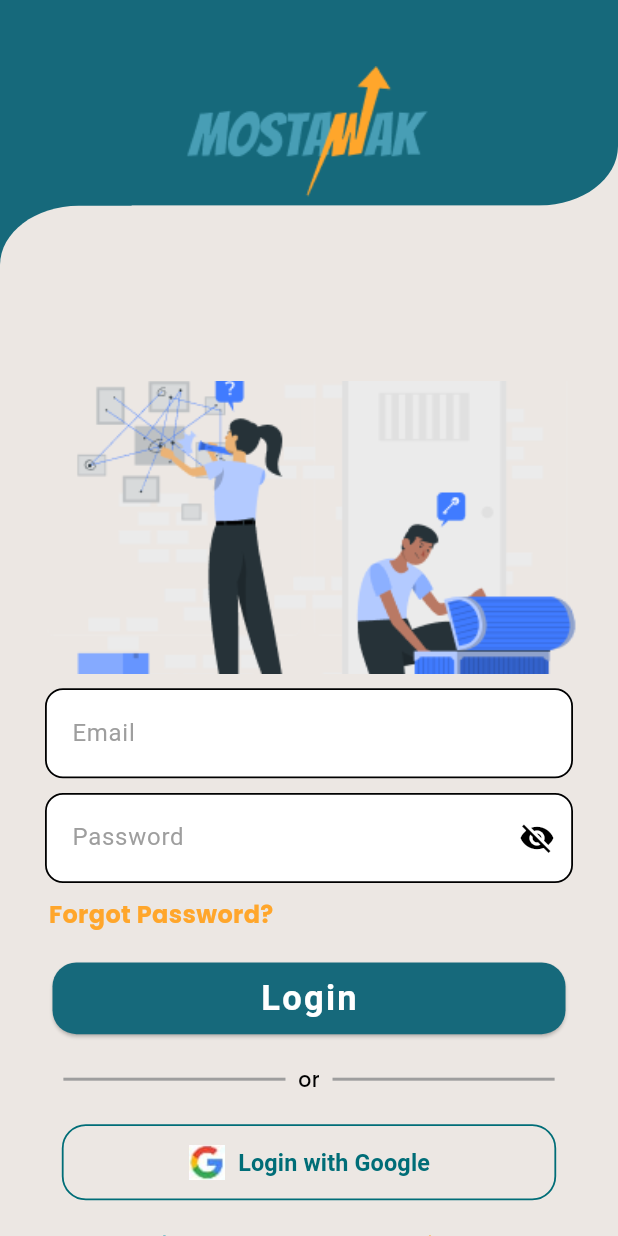
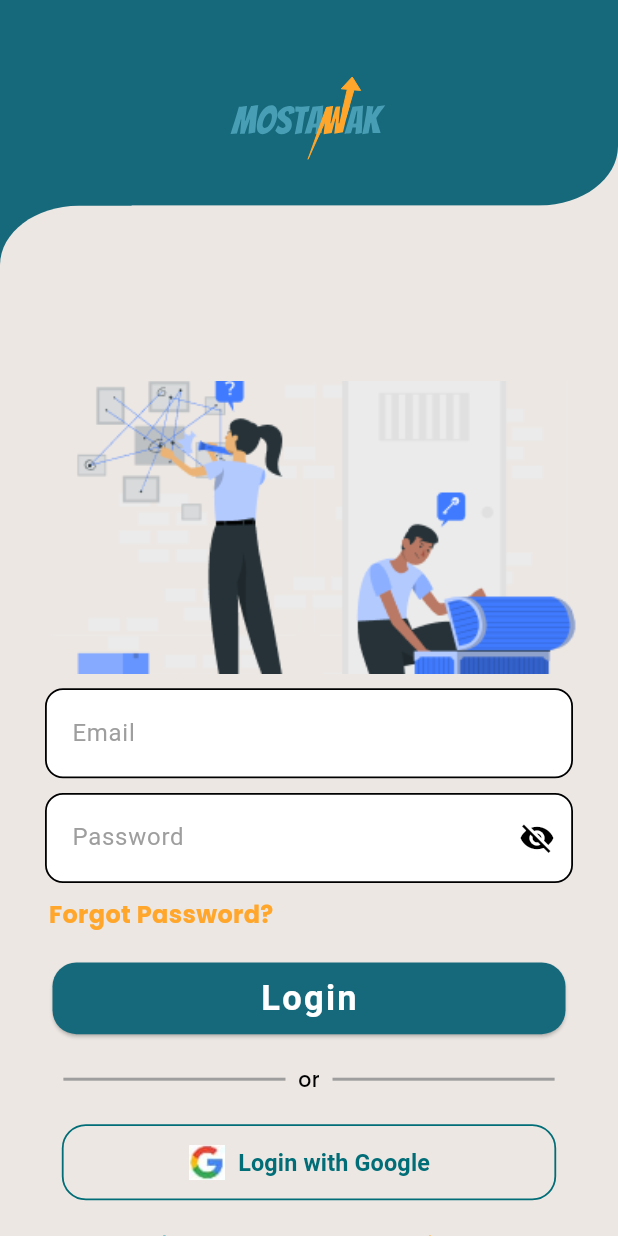
Before and after one commit to nhahub/NHA-229, a Flutter app: the LoginScreen screen opened directly, on a phone screen of 412 x 824 dp. Run offline on Flutter 3.47's test engine with Material 3 defaults, Android fonts, the phone set to English and light mode, and no system bars; our stand-ins replace flutter_bloc, flutter_screenutil, flutter_svg, google_fonts, pinput.

Commit message:
Resolved warnings and made code formatting across files

```diff
--- a/lib/core/constants/app_assets.dart
+++ b/lib/core/constants/app_assets.dart
@@ -1,8 +1,7 @@
 class AppAssets {
   // Images
   static const String logo = 'assets/images/mostawak_logo.png';
-   // ignore: constant_identifier_names
-   static const String Logo = 'assets/images/mostawak_logo.svg';
+  static const String svgLogo = 'assets/images/mostawak_logo.svg';
   static const String raad = 'assets/images/raad.svg';
   static const String ellipse = 'assets/images/ellipse.svg';
   static const String check = 'assets/images/check.svg';
--- a/lib/core/constants/app_colors.dart
+++ b/lib/core/constants/app_colors.dart
@@ -2,5 +2,4 @@
 
 class MyColors {
   static const Color primary = Color(0xFF16697B);
-
 }
--- a/lib/features/auth/forgot_password/screens/forget_password_email_screen.dart
+++ b/lib/features/auth/forgot_password/screens/forget_password_email_screen.dart
@@ -76,9 +76,8 @@
                       Navigator.push(
                         context,
                         MaterialPageRoute(
-                          builder:
-                              (context) =>
-                                  OtpScreen(email: emailController.text.trim()),
+                          builder: (context) =>
+                              OtpScreen(email: emailController.text.trim()),
                         ),
                       );
                     }
--- a/lib/features/auth/forgot_password/screens/set_pass_screen.dart
+++ b/lib/features/auth/forgot_password/screens/set_pass_screen.dart
@@ -52,7 +52,6 @@
                     style: Theme.of(context).textTheme.bodySmall,
                     softWrap: true,
                   ),
-
                   const SizedBox(height: 29),
                   CustomTextFormField(
                     controller: passwordController,
--- a/lib/features/auth/login/components/header.dart
+++ b/lib/features/auth/login/components/header.dart
@@ -19,11 +19,11 @@
             fit: BoxFit.fill,
           ),
           Positioned(
-            top: -10,
-            child: Image.asset(
-              AppAssets.logo,
-              width: 200.w,
-              height: 200.h,
+            top: 30,
+            child: SvgPicture.asset(
+              AppAssets.svgLogo,
+              width: 100.w,
+              height: 100.h,
             ),
           ),
         ],
--- a/lib/features/auth/login/screens/login_screen.dart
+++ b/lib/features/auth/login/screens/login_screen.dart
@@ -41,8 +41,7 @@
                       height: 200.h,
                       child: Image.asset(
                         AppAssets.loginPNG,
-                        fit: BoxFit
-                            .cover,
+                        fit: BoxFit.cover,
                       ),
                     ),
                     SizedBox(height: 10.h),
--- a/lib/main.dart
+++ b/lib/main.dart
@@ -2,7 +2,6 @@
 import 'package:flutter_localizations/flutter_localizations.dart';
 import 'package:flutter_screenutil/flutter_screenutil.dart';
 import 'package:mostawak/features/auth/onboarding/splash.dart';
-import 'features/auth/onboarding/onboarding.dart';
 
 import 'core/theme/light_theme.dart';
 
@@ -29,7 +28,7 @@
           title: 'Flutter Demo',
           debugShowCheckedModeBanner: false,
           theme: LightTheme.theme(_language),
-          home: const Splash_screen(),
+          home: const SplashScreen(),
           localizationsDelegates: const [
             S.delegate,
             GlobalMaterialLocalizations.delegate,
```
Also changed, not shown: lib/features/auth/forgot_password/screens/confirm_reset_screen.dart (+10 -6 lines), lib/features/auth/forgot_password/screens/otp_screen.dart (+10 -6 lines), lib/features/auth/forgot_password/screens/success_screen.dart (+0 -13 lines), lib/features/auth/login/widgets/custom_textfield.dart (+3 -6 lines), lib/features/auth/onboarding/onboarding.dart (+3 -13 lines), lib/features/auth/onboarding/splash.dart (+13 -14 lines), lib/features/auth/forgot_password/widgets/timer_button.dart (indentation only), lib/features/auth/login/widgets/custom_button.dart (indentation only), 3 other files. Lines whose indentation alone changed are shown as unchanged.
